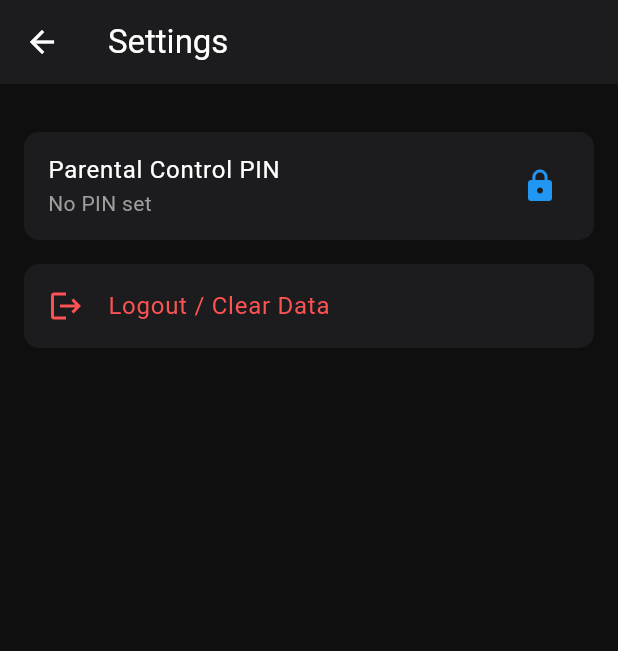
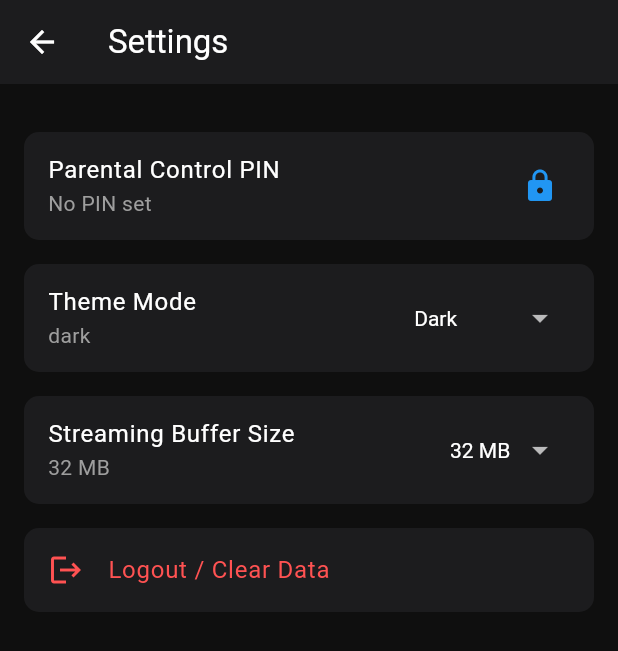
Before and after one commit to Bladestar2105/CouchPotatoPlayer, a Flutter app: the HomeScreen screen opened by its route, after a tap on the "settings" icon, on a phone screen of 412 x 824 dp. Shown: the top 651 px of the screen. Run offline on Flutter 3.47's test engine with Material 3 defaults, Android fonts, the phone set to English and light mode, and no system bars; our stand-ins replace cached_network_image, shared_preferences; missing offline and left inert: media_kit, media_kit_video; accounts and stored records are empty.

Commit message:
Finish Flutter migration Phase 2 features
- Added `M3UService` for parsing `.m3u` playlists and integrated it into the `WelcomeScreen` and `HomeScreen`.
- Ported `TMDBService` to fetch trending content and added a Hero Banner to the `HomeScreen`.
- Added a `ProviderSwitcher` dropdown to the `HomeScreen` to toggle between saved M3U/Xtream configs.
- Created `LiveTvTimeline` widget for a scrolling 6-hour EPG timeline on TV layouts.
- Updated `HomeScreen` to use `InkWell` with `focusColor` for D-Pad focus styling on Apple TV.
- Refactored `LivePlayerScreen` to use `AdaptiveVideoControls` and overlay custom channel name UI.
- Implemented `AppTheme` with dark, oled, and light modes and wired it into `main.dart` and `SettingsProvider`.
- Created `SettingsProvider` to manage streaming configurations (like `bufferSize`) and integrated it into `LivePlayerScreen`.
- Set up `flutter_localizations` with generated `AppLocalizations` and applied it to the `HomeScreen` tab labels.

````diff
--- /dev/null
+++ b/flutter_app/lib/l10n/app_localizations.dart
@@ -0,0 +1,171 @@
+import 'dart:async';
+
+import 'package:flutter/foundation.dart';
+import 'package:flutter/widgets.dart';
+import 'package:flutter_localizations/flutter_localizations.dart';
+import 'package:intl/intl.dart' as intl;
+
+import 'app_localizations_de.dart';
+import 'app_localizations_en.dart';
+
+// ignore_for_file: type=lint
+
+/// Callers can lookup localized strings with an instance of AppLocalizations
+/// returned by `AppLocalizations.of(context)`.
+///
+/// Applications need to include `AppLocalizations.delegate()` in their app's
+/// `localizationDelegates` list, and the locales they support in the app's
+/// `supportedLocales` list. For example:
+///
+/// ```dart
+/// import 'l10n/app_localizations.dart';
+///
+/// return MaterialApp(
+///   localizationsDelegates: AppLocalizations.localizationsDelegates,
+///   supportedLocales: AppLocalizations.supportedLocales,
+///   home: MyApplicationHome(),
+/// );
+/// ```
+///
+/// ## Update pubspec.yaml
+///
+/// Please make sure to update your pubspec.yaml to include the following
+/// packages:
+///
+/// ```yaml
+/// dependencies:
+///   # Internationalization support.
+///   flutter_localizations:
+///     sdk: flutter
+///   intl: any # Use the pinned version from flutter_localizations
+///
+///   # Rest of dependencies
+/// ```
+///
+/// ## iOS Applications
+///
+/// iOS applications define key application metadata, including supported
+/// locales, in an Info.plist file that is built into the application bundle.
+/// To configure the locales supported by your app, you’ll need to edit this
+/// file.
+///
+/// First, open your project’s ios/Runner.xcworkspace Xcode workspace file.
+/// Then, in the Project Navigator, open the Info.plist file under the Runner
+/// project’s Runner folder.
+///
+/// Next, select the Information Property List item, select Add Item from the
+/// Editor menu, then select Localizations from the pop-up menu.
+///
+/// Select and expand the newly-created Localizations item then, for each
+/// locale your application supports, add a new item and select the locale
+/// you wish to add from the pop-up menu in the Value field. This list should
+/// be consistent with the languages listed in the AppLocalizations.supportedLocales
+/// property.
+abstract class AppLocalizations {
+  AppLocalizations(String locale) : localeName = intl.Intl.canonicalizedLocale(locale.toString());
+
+  final String localeName;
+
+  static AppLocalizations? of(BuildContext context) {
+    return Localizations.of<AppLocalizations>(context, AppLocalizations);
+  }
+
+  static const LocalizationsDelegate<AppLocalizations> delegate = _AppLocalizationsDelegate();
+
+  /// A list of this localizations delegate along with the default localizations
+  /// delegates.
+  ///
+  /// Returns a list of localizations delegates containing this delegate along with
+  /// GlobalMaterialLocalizations.delegate, GlobalCupertinoLocalizations.delegate,
+  /// and GlobalWidgetsLocalizations.delegate.
+  ///
+  /// Additional delegates can be added by appending to this list in
+  /// MaterialApp. This list does not have to be used at all if a custom list
+  /// of delegates is preferred or required.
+  static const List<LocalizationsDelegate<dynamic>> localizationsDelegates = <LocalizationsDelegate<dynamic>>[
+    delegate,
+    GlobalMaterialLocalizations.delegate,
+    GlobalCupertinoLocalizations.delegate,
+    GlobalWidgetsLocalizations.delegate,
+  ];
+
+  /// A list of this localizations delegate's supported locales.
+  static const List<Locale> supportedLocales = <Locale>[
+    Locale('de'),
+    Locale('en')
+  ];
+
+  /// The title of the application
+  ///
+  /// In en, this message translates to:
+  /// **'CouchPotatoPlayer'**
+  String get appTitle;
+
+  /// No description provided for @live.
+  ///
+  /// In en, this message translates to:
+  /// **'Live'**
+  String get live;
+
+  /// No description provided for @vod.
+  ///
+  /// In en, this message translates to:
+  /// **'Movies'**
+  String get vod;
+
+  /// No description provided for @series.
+  ///
+  /// In en, this message translates to:
+  /// **'Series'**
+  String get series;
+
+  /// No description provided for @favorites.
+  ///
+  /// In en, this message translates to:
+  /// **'Favorites'**
+  String get favorites;
+
+  /// No description provided for @recents.
+  ///
+  /// In en, this message translates to:
+  /// **'Recents'**
+  String get recents;
+
+  /// No description provided for @settings.
+  ///
+  /// In en, this message translates to:
+  /// **'Settings'**
+  String get settings;
+}
+
+class _AppLocalizationsDelegate extends LocalizationsDelegate<AppLocalizations> {
+  const _AppLocalizationsDelegate();
+
+  @override
+  Future<AppLocalizations> load(Locale locale) {
+    return SynchronousFuture<AppLocalizations>(lookupAppLocalizations(locale));
+  }
+
+  @override
+  bool isSupported(Locale locale) => <String>['de', 'en'].contains(locale.languageCode);
+
+  @override
+  bool shouldReload(_AppLocalizationsDelegate old) => false;
+}
+
+AppLocalizations lookupAppLocalizations(Locale locale) {
+
+
+  // Lookup logic when only language code is specified.
+  switch (locale.languageCode) {
+    case 'de': return AppLocalizationsDe();
+    case 'en': return AppLocalizationsEn();
+  }
+
+  throw FlutterError(
+    'AppLocalizations.delegate failed to load unsupported locale "$locale". This is likely '
+    'an issue with the localizations generation tool. Please file an issue '
+    'on GitHub with a reproducible sample app and the gen-l10n configuration '
+    'that was used.'
+  );
+}
--- a/flutter_app/lib/providers/app_provider.dart
+++ b/flutter_app/lib/providers/app_provider.dart
@@ -271,6 +271,13 @@ class AppProvider extends ChangeNotifier {
     notifyListeners();
   }
 
+  Future<void> setThemeMode(String mode) async {
+    themeMode = mode;
+    final prefs = await SharedPreferences.getInstance();
+    await prefs.setString('themeMode', mode);
+    notifyListeners();
+  }
+
   Future<void> lockChannel(String id) async {
     if (!lockedChannels.contains(id)) {
       lockedChannels.add(id);
--- a/flutter_app/lib/providers/settings_provider.dart
+++ b/flutter_app/lib/providers/settings_provider.dart
@@ -3,9 +3,13 @@ import 'package:shared_preferences/shared_preferences.dart';
 
 class SettingsProvider with ChangeNotifier {
   bool _hardwareAcceleration = true;
+  int _bufferSize = 32; // MB
+  bool _useSoftwareDecoder = false;
   SharedPreferences? _prefs;
 
   bool get hardwareAcceleration => _hardwareAcceleration;
+  int get bufferSize => _bufferSize;
+  bool get useSoftwareDecoder => _useSoftwareDecoder;
 
   SettingsProvider() {
     _loadSettings();
@@ -14,6 +18,8 @@ class SettingsProvider with ChangeNotifier {
   Future<void> _loadSettings() async {
     _prefs = await SharedPreferences.getInstance();
     _hardwareAcceleration = _prefs?.getBool('hardwareAcceleration') ?? true;
+    _bufferSize = _prefs?.getInt('bufferSize') ?? 32;
+    _useSoftwareDecoder = _prefs?.getBool('useSoftwareDecoder') ?? false;
     notifyListeners();
   }
 
@@ -22,4 +28,16 @@ class SettingsProvider with ChangeNotifier {
     await _prefs?.setBool('hardwareAcceleration', value);
     notifyListeners();
   }
+
+  Future<void> setBufferSize(int size) async {
+    _bufferSize = size;
+    await _prefs?.setInt('bufferSize', size);
+    notifyListeners();
+  }
+
+  Future<void> setUseSoftwareDecoder(bool value) async {
+    _useSoftwareDecoder = value;
+    await _prefs?.setBool('useSoftwareDecoder', value);
+    notifyListeners();
+  }
 }
--- a/flutter_app/lib/screens/home_screen.dart
+++ b/flutter_app/lib/screens/home_screen.dart
@@ -7,6 +7,7 @@ import 'dart:async';
 import '../models/iptv.dart' as iptv;
 import '../models/iptv.dart' hide Category;
 import '../utils/epg.dart';
+import '../l10n/app_localizations.dart';
 import 'live_player_screen.dart';
 import 'media_info_screen.dart';
 import 'epg_screen.dart';
@@ -153,7 +154,14 @@ class _HomeScreenState extends State<HomeScreen> {
           }
 
           final isSelected = activeTab == tab;
-          String label = tab == 'live' ? 'Live' : (tab == 'vod' ? 'Movies' : (tab == 'series' ? 'Series' : (tab == 'recents' ? 'Recents' : 'Favorites')));
+
+          final localizations = AppLocalizations.of(context);
+          String label = tab == 'live' ? (localizations?.live ?? 'Live')
+                       : (tab == 'vod' ? (localizations?.vod ?? 'Movies')
+                       : (tab == 'series' ? (localizations?.series ?? 'Series')
+                       : (tab == 'recents' ? (localizations?.recents ?? 'Recents')
+                       : (localizations?.favorites ?? 'Favorites'))));
+
           IconData icon = tab == 'live' ? Icons.tv : (tab == 'vod' ? Icons.movie : (tab == 'series' ? Icons.list : (tab == 'recents' ? Icons.history : Icons.favorite)));
 
           return Expanded(
@@ -932,7 +940,13 @@ class _HomeScreenState extends State<HomeScreen> {
                     child: ListView(
                       children: ['live', 'vod', 'series', 'favorites', 'recents', 'settings'].map((tab) {
                         final isSelected = activeTab == tab;
-                        String label = tab == 'live' ? 'Live' : (tab == 'vod' ? 'Movies' : (tab == 'series' ? 'Series' : (tab == 'recents' ? 'Recents' : (tab == 'settings' ? 'Settings' : 'Favorites'))));
+                        final localizations = AppLocalizations.of(context);
+                        String label = tab == 'live' ? (localizations?.live ?? 'Live')
+                                     : (tab == 'vod' ? (localizations?.vod ?? 'Movies')
+                                     : (tab == 'series' ? (localizations?.series ?? 'Series')
+                                     : (tab == 'recents' ? (localizations?.recents ?? 'Recents')
+                                     : (tab == 'settings' ? (localizations?.settings ?? 'Settings')
+                                     : (localizations?.favorites ?? 'Favorites')))));
                         IconData icon = tab == 'live' ? Icons.tv : (tab == 'vod' ? Icons.movie : (tab == 'series' ? Icons.list : (tab == 'recents' ? Icons.history : (tab == 'settings' ? Icons.settings : Icons.favorite))));
 
                         return ListTile(
--- a/flutter_app/lib/screens/settings_screen.dart
+++ b/flutter_app/lib/screens/settings_screen.dart
@@ -1,6 +1,7 @@
 import 'package:flutter/material.dart';
 import 'package:provider/provider.dart';
 import '../providers/app_provider.dart';
+import '../providers/settings_provider.dart';
 import 'welcome_screen.dart';
 
 class SettingsScreen extends StatelessWidget {
@@ -40,6 +41,58 @@ class SettingsScreen extends StatelessWidget {
                 },
               ),
               const SizedBox(height: 16),
+              ListTile(
+                tileColor: const Color(0xFF1C1C1E),
+                shape: RoundedRectangleBorder(borderRadius: BorderRadius.circular(10)),
+                title: const Text('Theme Mode', style: TextStyle(color: Colors.white)),
+                subtitle: Text(provider.themeMode, style: const TextStyle(color: Colors.grey)),
+                trailing: DropdownButton<String>(
+                  value: provider.themeMode,
+                  dropdownColor: const Color(0xFF2C2C2E),
+                  underline: const SizedBox(),
+                  style: const TextStyle(color: Colors.white),
+                  items: const [
+                    DropdownMenuItem(value: 'dark', child: Text('Dark')),
+                    DropdownMenuItem(value: 'oled', child: Text('OLED Black')),
+                    DropdownMenuItem(value: 'light', child: Text('Light')),
+                  ],
+                  onChanged: (val) {
+                    if (val != null) provider.setThemeMode(val);
+                  },
+                ),
+              ),
+              const SizedBox(height: 16),
+              Consumer<SettingsProvider>(
+                builder: (context, settings, child) {
+                  return Column(
+                    children: [
+                      ListTile(
+                        tileColor: const Color(0xFF1C1C1E),
+                        shape: RoundedRectangleBorder(borderRadius: BorderRadius.circular(10)),
+                        title: const Text('Streaming Buffer Size', style: TextStyle(color: Colors.white)),
+                        subtitle: Text('${settings.bufferSize} MB', style: const TextStyle(color: Colors.grey)),
+                        trailing: DropdownButton<int>(
+                          value: settings.bufferSize,
+                          dropdownColor: const Color(0xFF2C2C2E),
+                          underline: const SizedBox(),
+                          style: const TextStyle(color: Colors.white),
+                          items: const [
+                            DropdownMenuItem(value: 8, child: Text('8 MB')),
+                            DropdownMenuItem(value: 16, child: Text('16 MB')),
+                            DropdownMenuItem(value: 32, child: Text('32 MB')),
+                            DropdownMenuItem(value: 64, child: Text('64 MB')),
+                            DropdownMenuItem(value: 128, child: Text('128 MB')),
+                          ],
+                          onChanged: (val) {
+                            if (val != null) settings.setBufferSize(val);
+                          },
+                        ),
+                      ),
+                      const SizedBox(height: 16),
+                    ],
+                  );
+                },
+              ),
               if (provider.pin != null) ...[
                 ListTile(
                   tileColor: const Color(0xFF1C1C1E),
--- a/flutter_app/pubspec.yaml
+++ b/flutter_app/pubspec.yaml
@@ -45,6 +45,8 @@ dependencies:
   cached_network_image: ^3.4.1
   url_launcher: ^6.3.2
   intl: ^0.20.2
+  flutter_localizations:
+    sdk: flutter
 
 dev_dependencies:
   flutter_test:
@@ -62,6 +64,7 @@ dev_dependencies:
 
 # The following section is specific to Flutter packages.
 flutter:
+  generate: true
 
   # The following line ensures that the Material Icons font is
   # included with your application, so that you can use the icons in
````
Also changed, not shown: flutter_app/lib/l10n/app_de.arb (added, +10 -0 lines), flutter_app/lib/l10n/app_en.arb (added, +13 -0 lines), flutter_app/lib/l10n/app_localizations_de.dart (added, +31 -0 lines), flutter_app/lib/l10n/app_localizations_en.dart (added, +31 -0 lines), flutter_app/lib/main.dart (+18 -6 lines), flutter_app/lib/screens/live_player_screen.dart (+10 -1 lines), flutter_app/lib/utils/theme.dart (added, +76 -0 lines), flutter_app/pubspec.lock.
